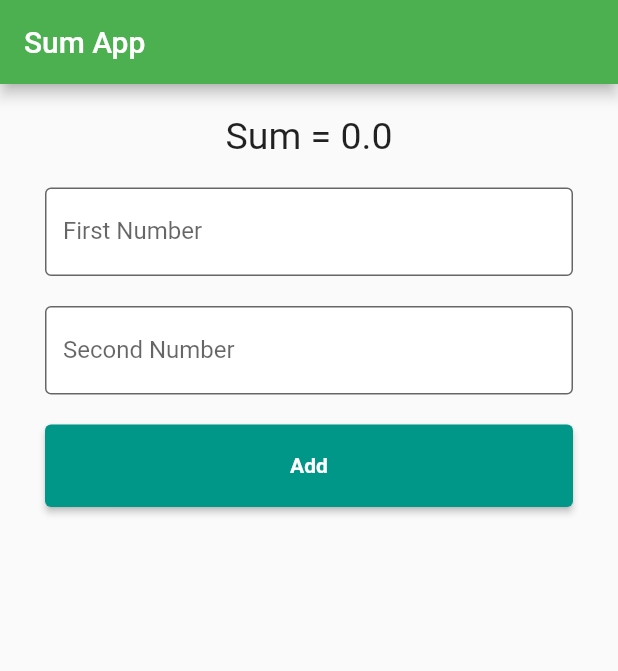
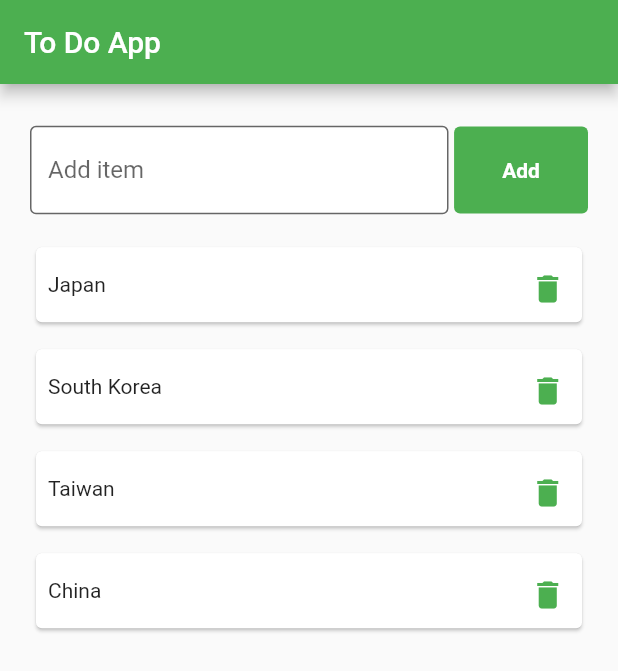
Before and after one commit to shamilirfan/learningFlutter, a Flutter app: the screen it shows after launch, on a phone screen of 412 x 824 dp. Shown: the top 671 px of the screen. Run offline on Flutter 3.47's test engine with Material 3 defaults, Android fonts, the phone set to English and light mode, and no system bars.

Commit message:
To Do App Part - 1

```diff
--- /dev/null
+++ b/lib/HomePage.dart
@@ -0,0 +1,85 @@
+import 'package:app1/style.dart';
+import 'package:flutter/material.dart';
+
+class HomePage extends StatefulWidget {
+  const HomePage({super.key});
+  @override
+  State<StatefulWidget> createState() => HomePageUI();
+}
+
+class HomePageUI extends State<HomePage> {
+  // List of item
+  List<String> toDo = ['Japan', 'South Korea', 'Taiwan', 'China'];
+  String item = "";
+
+  // onPressed in add button
+  onPress() {
+    setState(() {
+      toDo.add(item);
+    });
+  }
+
+  @override
+  Widget build(BuildContext context) {
+    return Scaffold(
+      appBar: AppBar(title: Text('To Do App'), backgroundColor: Colors.green),
+      body: Padding(
+        padding: EdgeInsets.fromLTRB(20, 20, 20, 0),
+        child: Column(
+          children: [
+            Expanded(
+              flex: 10,
+              child: Row(
+                children: [
+                  Expanded(
+                    flex: 75,
+                    child: TextFormField(
+                      onChanged: (value) => item = value,
+                      decoration: inputDecoration('Add item'),
+                    ),
+                  ),
+                  Expanded(flex: 1, child: Text('')),
+                  Expanded(
+                    flex: 24,
+                    child: ElevatedButton(
+                      onPressed: () => onPress(),
+                      style: elevatedButton(),
+                      child: Text("Add"),
+                    ),
+                  ),
+                ],
+              ),
+            ),
+            Expanded(
+              flex: 90,
+              child: ListView.builder(
+                itemCount: toDo.length,
+                itemBuilder: (context, index) {
+                  return Padding(
+                    padding: EdgeInsets.only(top: 10),
+                    child: Card(
+                      child: sizedBox(
+                        Row(
+                          children: [
+                            Expanded(flex: 90, child: Text(toDo[index])),
+                            Expanded(
+                              flex: 10,
+                              child: TextButton(
+                                onPressed: () {},
+                                child: Icon(Icons.delete),
+                              ),
+                            ),
+                          ],
+                        ),
+                      ),
+                    ),
+                  );
+                },
+              ),
+            ),
+          ],
+        ),
+      ),
+    );
+  }
+}
--- a/lib/main.dart
+++ b/lib/main.dart
@@ -1,4 +1,5 @@
 import 'package:flutter/material.dart';
+import 'HomePage.dart';
 
 main() {
   runApp(const MyApp());
@@ -10,88 +11,9 @@ class MyApp extends StatelessWidget {
   @override
   Widget build(BuildContext context) {
     return MaterialApp(
-      theme: ThemeData(primarySwatch: Colors.teal, useMaterial3: false),
+      theme: ThemeData(primarySwatch: Colors.green, useMaterial3: false),
       debugShowCheckedModeBanner: false,
       home: HomePage(),
     );
   }
 }
-
-class HomePage extends StatefulWidget {
-  const HomePage({super.key});
-  @override
-  State<StatefulWidget> createState() => HomePageUI();
-}
-
-class HomePageUI extends State<HomePage> {
-  // style text field
-  InputDecoration inputDecoration(labelTxt) {
-    return InputDecoration(
-      labelText: labelTxt,
-      border: OutlineInputBorder(),
-      filled: true,
-      fillColor: Colors.white,
-      hoverColor: Colors.white,
-    );
-  }
-
-  // button style
-  ButtonStyle buttonStyle() {
-    return ElevatedButton.styleFrom(
-      backgroundColor: Colors.teal,
-      minimumSize: Size(double.infinity, 55),
-      textStyle: TextStyle(fontWeight: FontWeight.bold),
-    );
-  }
-
-  // map
-  Map<String, double> formValue = {"form1": 0, "form2": 0};
-  double sum = 0;
-
-  // on change function
-  onChanged(inputKey, inputValue) {
-    setState(
-      () => formValue.update(inputKey, (value) => double.parse(inputValue)),
-    );
-  }
-
-  // sum All
-  sumAll() {
-    setState(() {
-      for (var item in formValue.values) {
-        sum += item;
-      }
-    });
-  }
-
-  @override
-  Widget build(BuildContext context) {
-    return Scaffold(
-      appBar: AppBar(title: Text('Sum App'), backgroundColor: Colors.green),
-      body: Padding(
-        padding: EdgeInsets.fromLTRB(30, 20, 30, 0),
-        child: Column(
-          children: [
-            Text('Sum = $sum', style: TextStyle(fontSize: 25)),
-            SizedBox(height: 20),
-            TextField(
-              onChanged: (value) => onChanged('form1', value),
-              decoration: inputDecoration("First Number"),
-            ),
-            SizedBox(height: 20),
-            TextField(
-              onChanged: (value) => onChanged('form2', value),
-              decoration: inputDecoration("Second Number"),
-            ),
-            SizedBox(height: 20),
-            ElevatedButton(
-              onPressed: () => sumAll(),
-              style: buttonStyle(),
-              child: Text("Add"),
-            ),
-          ],
-        ),
-      ),
-    );
-  }
-}
--- /dev/null
+++ b/lib/style.dart
@@ -0,0 +1,31 @@
+import 'package:flutter/material.dart';
+
+InputDecoration inputDecoration(labelTxt) {
+  return InputDecoration(
+    labelText: labelTxt,
+    border: OutlineInputBorder(),
+    filled: true,
+    fillColor: Colors.white,
+    hoverColor: Colors.white,
+  );
+}
+
+ButtonStyle elevatedButton() {
+  return ElevatedButton.styleFrom(
+    minimumSize: Size(double.infinity, 58),
+    textStyle: TextStyle(fontWeight: FontWeight.bold),
+    backgroundColor: Colors.green,
+    elevation: 0,
+  );
+}
+
+SizedBox sizedBox(child) {
+  return SizedBox(
+    width: double.infinity,
+    height: 50,
+    child: Container(
+      padding: EdgeInsets.all(8),
+      child: child,
+    ),
+  );
+}
```
Also changed, not shown: projects/sumApp/main.dart (added, +120 -0 lines).
